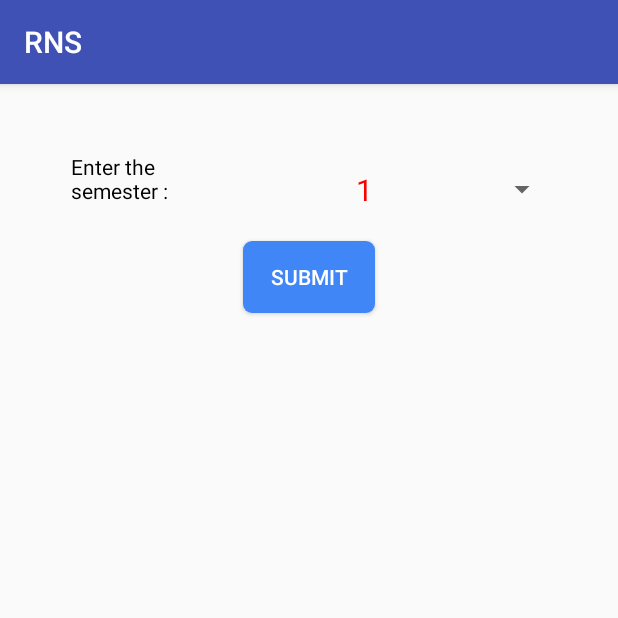
After one commit to CharanNK/RNSIT, an Android app: the fragment Sem_navigator shown on its own in the app's theme, on a phone screen of 412 x 824 dp, the top half of it. The commit adds this screen. Run offline under Robolectric (Android 15) with nearby library versions, the phone set to English and light mode, and no system bars.

Commit message:
Tested the dropdown list to select subject and item

```diff
--- a/app/src/main/java/com/smartamigos/rns/StartComponents/MainActivity.java
+++ b/app/src/main/java/com/smartamigos/rns/StartComponents/MainActivity.java
@@ -114,7 +114,7 @@ public class MainActivity extends AppCompatActivity
             ft.addToBackStack(null);
             ft.commit();
         } else if (id == R.id.nav_notes) {
-            fragment = new notes_2();
+            fragment = new Branch_navigator();
             ft.replace(R.id.content_main,fragment);
             ft.setTransition(FragmentTransaction.TRANSIT_FRAGMENT_FADE);
             ft.addToBackStack(null);
--- a/app/src/main/java/com/smartamigos/rns/StartComponents/notesSection/DownloadTask.java
+++ b/app/src/main/java/com/smartamigos/rns/StartComponents/notesSection/DownloadTask.java
@@ -93,7 +93,7 @@ public class DownloadTask extends AsyncTask<String, Integer, String> {
             File file = new File(downloadDirectory, usn+subject+extension);
 
             if(file.exists()){
-                openPdf();
+
             }
             else{
                 // download the file
@@ -184,14 +184,13 @@ public class DownloadTask extends AsyncTask<String, Integer, String> {
     private void openPdf() {
 
 
+
         File file = new File("/sdcard/RNS/"+usn+subject+extension);
-//            File file = new File(Environment.getExternalStorageDirectory(), "RNS" + usn + subject + extension);
 
         Uri path = Uri.fromFile(file);
         Intent intent = new Intent();
         intent.setPackage("com.adobe.reader");
         intent.setDataAndType(path, "application/pdf");
-//        intent.setAction(notes_2.class.getName());
         intent.setFlags(Intent.FLAG_ACTIVITY_NEW_TASK);
         try {
             mContext.startActivity(intent);
@@ -199,6 +198,5 @@ public class DownloadTask extends AsyncTask<String, Integer, String> {
             Toast.makeText(mContext.getApplicationContext(), "No application found",
                     Toast.LENGTH_SHORT).show();
         }
-
     }
 }
--- /dev/null
+++ b/app/src/main/java/com/smartamigos/rns/StartComponents/notesSection/Sem_navigator.java
@@ -0,0 +1,39 @@
+package com.smartamigos.rns.StartComponents.notesSection;
+
+import android.app.Fragment;
+import android.os.Bundle;
+import android.support.annotation.Nullable;
+import android.view.LayoutInflater;
+import android.view.View;
+import android.view.ViewGroup;
+import android.widget.ArrayAdapter;
+import android.widget.Spinner;
+
+import com.smartamigos.rns.R;
+
+/**
+ * Created by CHARAN on 2/27/2016.
+ */
+
+public class Sem_navigator extends Fragment implements View.OnClickListener {
+    @Nullable
+    @Override
+    public View onCreateView(LayoutInflater inflater, ViewGroup container, Bundle savedInstanceState) {
+        View view= inflater.inflate(R.layout.sem_navigator,container,false);
+
+        Spinner sem_spinner = (Spinner)view.findViewById(R.id.sem_spinner);
+        ArrayAdapter<CharSequence> adapter = ArrayAdapter.createFromResource(getActivity(),
+                R.array.semarray, R.layout.spinner_item);
+// Specify the layout to use when the list of choices appears
+        adapter.setDropDownViewResource(R.layout.spinner_dropdown_item);
+// Apply the adapter to the spinner
+        sem_spinner.setAdapter(adapter);
+
+        return view;
+    }
+
+    @Override
+    public void onClick(View v) {
+
+    }
+}
--- /dev/null
+++ b/app/src/main/res/layout/sem_navigator.xml
@@ -0,0 +1,35 @@
+<?xml version="1.0" encoding="utf-8"?>
+<RelativeLayout xmlns:android="http://schemas.android.com/apk/res/android"
+    android:layout_width="match_parent" android:layout_height="match_parent">
+
+    <TextView
+        android:layout_width="wrap_content"
+        android:layout_height="wrap_content"
+        android:textAppearance="?android:attr/textAppearanceSmall"
+        android:text="Enter the semester :"
+        android:id="@+id/textView26"
+        android:layout_alignParentTop="true"
+        android:layout_alignParentStart="true"
+        android:layout_marginStart="47dp"
+        android:layout_marginTop="45dp"
+        android:textColor="#000000"
+        android:layout_toStartOf="@+id/sem_submit_button" />
+
+    <Spinner
+        android:layout_width="210dp"
+        android:layout_height="50dp"
+        android:id="@+id/sem_spinner"
+        android:layout_alignTop="@+id/textView26"
+        android:layout_toEndOf="@+id/textView26" />
+
+    <Button
+        android:layout_width="wrap_content"
+        android:layout_height="wrap_content"
+        android:text="SUBMIT"
+        android:background="@drawable/cardlayout"
+        android:textColor="#ffffff"
+        android:id="@+id/sem_submit_button"
+        android:layout_marginTop="24dp"
+        android:layout_below="@+id/textView26"
+        android:layout_centerHorizontal="true" />
+</RelativeLayout>
--- /dev/null
+++ b/app/src/main/res/layout/spinner_item.xml
@@ -0,0 +1,8 @@
+<?xml version="1.0" encoding="utf-8"?>
+<TextView xmlns:android="http://schemas.android.com/apk/res/android"
+    android:id="@android:id/text1"
+    android:layout_width="match_parent"
+    android:layout_height="wrap_content"
+    android:gravity="center"
+    android:textSize="20sp"
+    android:textColor="#ff0000" />
--- a/app/src/main/res/values/strings.xml
+++ b/app/src/main/res/values/strings.xml
@@ -5,4 +5,24 @@
     <string name="navigation_drawer_close">Close navigation drawer</string>
 
     <string name="action_settings">Settings</string>
+    <string-array name="semarray">
+        <item>1</item>
+        <item>2</item>
+        <item>3</item>
+        <item>4</item>
+        <item>5</item>
+        <item>6</item>
+        <item>7</item>
+        <item>8</item>
+    </string-array>
+
+    <string-array name="civil3">
+        <item>Maths-3</item>
+        <item>Building Materials and CT</item>
+        <item>Strength Of Materials</item>
+        <item>Surveying-1</item>
+        <item>Fluid Mechanics</item>
+        <item>Applied Geology</item>
+    </string-array>
+
 </resources>
```
Also changed, not shown: app/src/main/java/com/smartamigos/rns/StartComponents/notesSection/Branch_navigator.java (added, +147 -0 lines), app/src/main/res/layout/branch_navigator.xml (added, +77 -0 lines), app/src/main/res/layout/spinner_dropdown_item.xml (added, +10 -0 lines), app/src/main/res/layout/subject_navigator.xml (added, +35 -0 lines).
